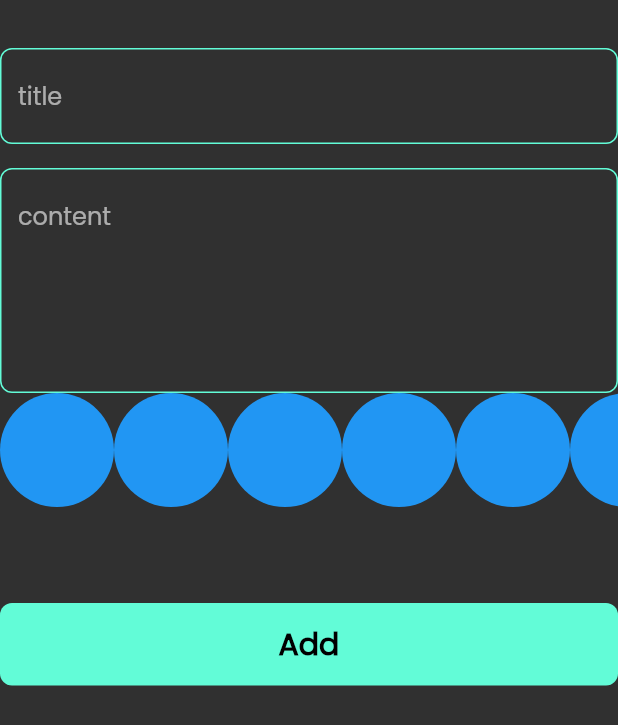
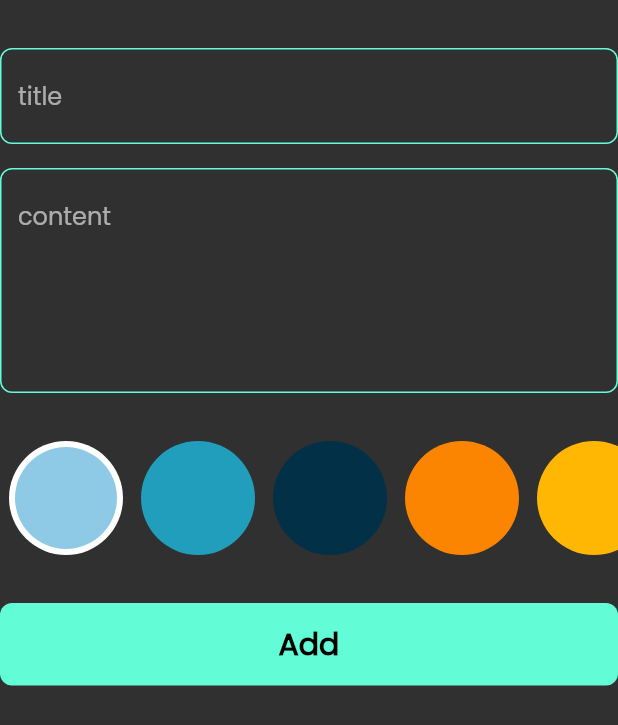
Before and after one commit to baraa1999/notesapp, a Flutter app: the AddNoteForm widget shown alone on an empty page, opened directly, on a phone screen of 412 x 824 dp. Shown: the top 725 px of the screen. Run offline on Flutter 3.47's test engine with Material 2 defaults, Android fonts, the phone set to English and light mode, and no system bars; our stand-ins replace bloc, flutter_bloc, font_awesome_flutter, hive, hive_flutter; accounts and stored records are empty.

Commit message:
create colors list view part 2

```diff
--- a/lib/views/widget/add_note_form.dart
+++ b/lib/views/widget/add_note_form.dart
@@ -31,7 +31,6 @@ class _AddNoteFormState extends State<AddNoteForm> {
               title = value;
             },
             hint: 'title',
-
           ),
           const SizedBox(
             height: 16,
@@ -43,11 +42,11 @@ class _AddNoteFormState extends State<AddNoteForm> {
             hint: 'content',
             maxLines: 5,
           ),
-         const ColorListVeiw(),
           const SizedBox(
             height: 32,
           ),
-          const SizedBox(height: 32,),
+          const ColorListVeiw(),
+         const SizedBox(height: 32,),
           BlocBuilder<AddNotesCubit, AddNotesState>(
           builder: (context, state) {
            return CustomButton(
--- a/lib/views/widget/color_list_view.dart
+++ b/lib/views/widget/color_list_view.dart
@@ -1,30 +1,72 @@
 import 'package:flutter/material.dart';
 
 class ColorItem extends StatelessWidget {
-  const ColorItem({super.key});
+  const ColorItem({super.key,  required this.isActive, required this.color});
+  final bool isActive;
+  final Color color;
 
   @override
   Widget build(BuildContext context) {
-    return const CircleAvatar(
-      backgroundColor: Colors.blue,
+    return isActive
+        ?    CircleAvatar(
+      radius: 38,
+      backgroundColor: Colors.white,
+          child: CircleAvatar(
+      backgroundColor: color,
+      radius: 34,
+    ),
+        )
+         :   CircleAvatar(
+      backgroundColor: color,
       radius: 38,
     );
   }
 }
 
-class ColorListVeiw extends StatelessWidget {
+class ColorListVeiw extends StatefulWidget {
   const ColorListVeiw({super.key});
 
+  @override
+  State<ColorListVeiw> createState() => _ColorListVeiwState();
+}
+
+class _ColorListVeiwState extends State<ColorListVeiw> {
+  int currentIndex = 0;
+
+  List<Color> colors = [
+    const Color(0xff8ecae6),
+    const Color(0xff219ebc),
+    const Color(0xff023047),
+    const Color(0xfffb8500),
+    const Color(0xffffb703),
+
+
+  ];
   @override
   Widget build(BuildContext context) {
     return  SizedBox(
       height: 38 * 2,
       child: ListView.builder(
-          itemCount: 10,
+          itemCount: colors.length,
           scrollDirection: Axis.horizontal,
           itemBuilder: (context,index)
           {
-            return const ColorItem();
+            return  Padding(
+              padding:  const EdgeInsets.symmetric(horizontal: 6),
+              child:  GestureDetector(
+                onTap: (){
+                  currentIndex = index;
+                  setState(() {
+
+                  });
+                },
+                child: ColorItem(
+                  color: colors[index],
+                  isActive: currentIndex == index,
+
+                ),
+              ),
+            );
           }
 
       ),
```
